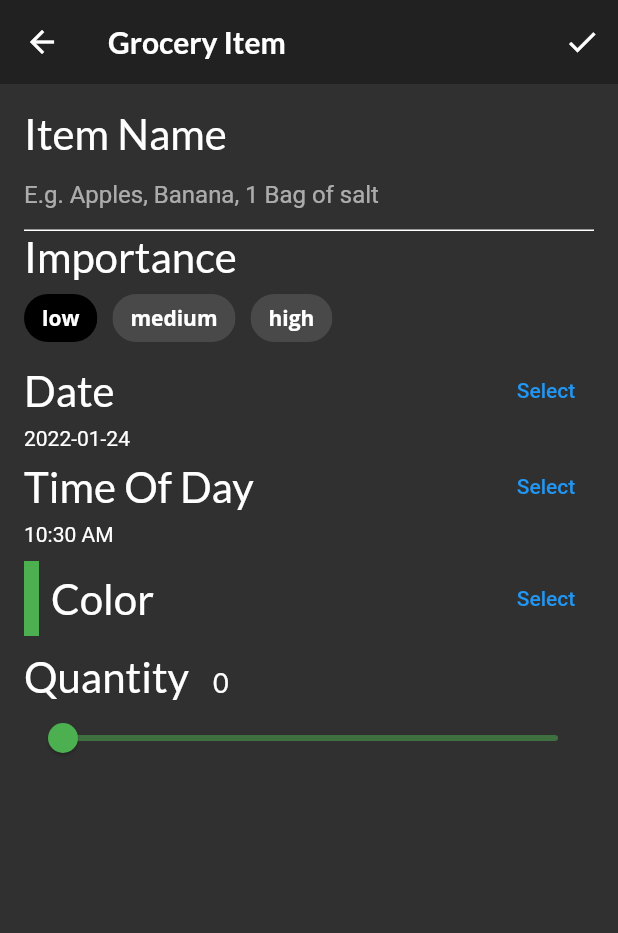
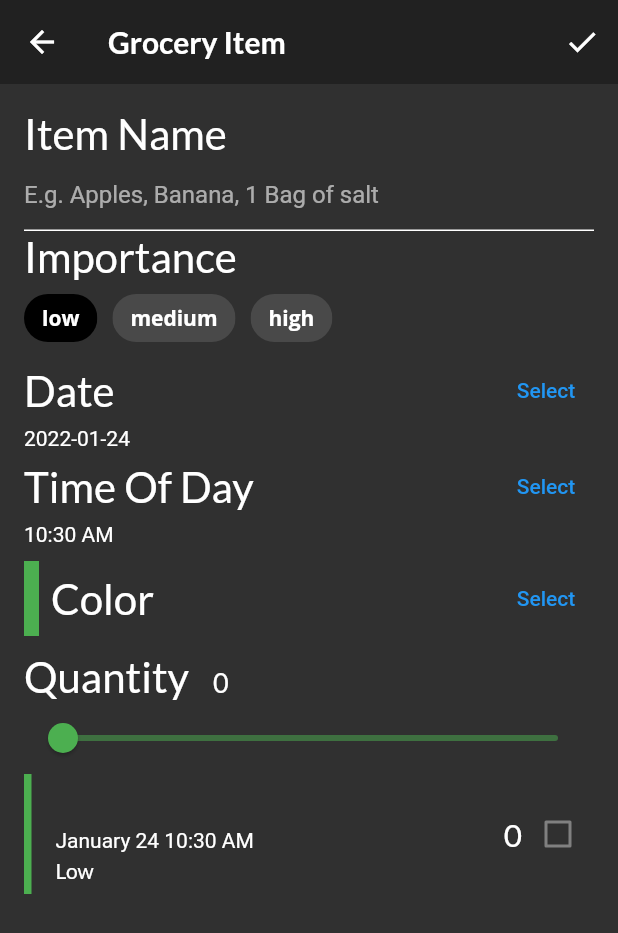
Before and after one commit to quo-vs/food_app, a Flutter app: the screen it shows after launch, item 3 of the bottom bar chosen, after a tap on the "add" icon, on a phone screen of 412 x 824 dp. Shown: the top 933 px of the screen. Run offline on Flutter 3.47's test engine with Material 2 defaults, Android fonts, the phone set to English and light mode, and no system bars; our stand-ins replace flutter_colorpicker, google_fonts.

Commit message:
Finished grocery item and list screens

```diff
--- a/lib/components/components.dart
+++ b/lib/components/components.dart
@@ -8,3 +8,4 @@ export 'friend_post_tile.dart';
 export 'friend_post_list_view.dart';
 export 'recipe_thumbnail.dart';
 export 'recipes_grid_view.dart';
+export 'grocery_tile.dart';
--- /dev/null
+++ b/lib/components/grocery_tile.dart
@@ -0,0 +1,119 @@
+import 'package:flutter/material.dart';
+import 'package:fooderlich/models/grocery_item.dart';
+import 'package:google_fonts/google_fonts.dart';
+import 'package:intl/intl.dart';
+
+class GroceryTile extends StatelessWidget {
+  final GroceryItem item;
+  final Function(bool?)? onComplete;
+  final TextDecoration textDecoration;
+
+  GroceryTile({Key? key, required this.item, this.onComplete})
+      : textDecoration =
+            item.isComplete ? TextDecoration.lineThrough : TextDecoration.none,
+        super(key: key);
+
+  @override
+  Widget build(BuildContext context) {
+    return SizedBox(
+      child: Row(
+        mainAxisAlignment: MainAxisAlignment.spaceBetween,
+        children: [
+          Row(
+            children: [
+              Container(
+                width: 5,
+                height: 80,
+                color: item.color,
+              ),
+              const SizedBox(
+                width: 16,
+              ),
+              Column(
+                mainAxisAlignment: MainAxisAlignment.center,
+                crossAxisAlignment: CrossAxisAlignment.start,
+                children: [
+                  Text(
+                    item.name,
+                    style: GoogleFonts.lato(
+                      decoration: textDecoration,
+                      fontSize: 21,
+                      fontWeight: FontWeight.bold,
+                    ),
+                  ),
+                  const SizedBox(
+                    height: 4,
+                  ),
+                  _buildDate(),
+                  const SizedBox(
+                    height: 4,
+                  ),
+                  _buildImportance(),
+                ],
+              )
+            ],
+          ),
+          Row(
+            children: [
+              Text(
+                item.quantity.toString(),
+                style: GoogleFonts.lato(
+                  decoration: textDecoration,
+                  fontSize: 21,
+                ),
+              ),
+              _buildCheckbox(),
+            ],
+          )
+        ],
+      ),
+    );
+  }
+
+  Widget _buildImportance() {
+    if (item.importance == Importance.low) {
+      return Text(
+        'Low',
+        style: GoogleFonts.lato(
+          decoration: textDecoration,
+        ),
+      );
+    } else if (item.importance == Importance.medium) {
+      return Text(
+        'Medium',
+        style: GoogleFonts.lato(
+          fontWeight: FontWeight.w800,
+          decoration: textDecoration,
+        ),
+      );
+    } else if (item.importance == Importance.high) {
+      return Text(
+        'High',
+        style: GoogleFonts.lato(
+          fontWeight: FontWeight.w900,
+          decoration: textDecoration,
+        ),
+      );
+    } else {
+      throw Exception('This importance type does not exist');
+    }
+  }
+
+  Widget _buildDate() {
+    final dateFormatter = DateFormat('MMMM dd h:mm a');
+    final dateString = dateFormatter.format(item.date);
+    return Text(
+      dateString,
+      style: TextStyle(
+        decoration: textDecoration,
+      ),
+    );
+  }
+
+  Widget _buildCheckbox() {
+    return Checkbox(
+      value: item.isComplete,
+      onChanged: onComplete,
+    );
+  }
+}
--- a/lib/home.dart
+++ b/lib/home.dart
@@ -30,7 +30,7 @@ class _HomeScreenState extends State<HomeScreen> {
               style: Theme.of(context).textTheme.headline6,
             ),
           ),
-          body: pages[tabManager.selectedTab],
+          body: IndexedStack(index: tabManager.selectedTab, children: pages),
           bottomNavigationBar: BottomNavigationBar(
             onTap: (index) {
               tabManager.goToTab(index);
--- a/lib/screens/grocery_item_screen.dart
+++ b/lib/screens/grocery_item_screen.dart
@@ -1,8 +1,10 @@
 import 'package:flutter/material.dart';
 import 'package:flutter_colorpicker/flutter_colorpicker.dart';
+import 'package:fooderlich/components/components.dart';
 import 'package:fooderlich/models/grocery_item.dart';
 import 'package:google_fonts/google_fonts.dart';
 import 'package:intl/intl.dart';
+import 'package:uuid/uuid.dart';
 
 class GroceryItemScreen extends StatefulWidget {
   final Function(GroceryItem) onCreate;
@@ -66,7 +68,28 @@ class _GroceryItemScreenState extends State<GroceryItemScreen> {
       appBar: AppBar(
         actions: [
           IconButton(
-            onPressed: () {},
+            onPressed: () {
+              final groceryItem = GroceryItem(
+                id: widget.originalItem?.id ?? const Uuid().v1(),
+                name: _nameController.text,
+                importance: _importance,
+                color: _currentColor,
+                quantity: _currentSliderValue,
+                date: DateTime(
+                  _dueDate.year,
+                  _dueDate.month,
+                  _dueDate.day,
+                  _timeOfDay.hour,
+                  _timeOfDay.minute,
+                ),
+              );
+
+              if (widget.isUpdating) {
+                widget.onUpdate(groceryItem);
+              } else {
+                widget.onCreate(groceryItem);
+              }
+            },
             icon: const Icon(Icons.check),
           )
         ],
@@ -90,6 +113,22 @@ class _GroceryItemScreenState extends State<GroceryItemScreen> {
             _buildColorPicker(context),
             const SizedBox(height: 10.0),
             _buildQuantityField(),
+            GroceryTile(
+              item: GroceryItem(
+                id: 'previewMode',
+                name: _name,
+                importance: _importance,
+                color: _currentColor,
+                quantity: _currentSliderValue,
+                date: DateTime(
+                  _dueDate.year,
+                  _dueDate.month,
+                  _dueDate.day,
+                  _timeOfDay.hour,
+                  _timeOfDay.minute,
+                ),
+              ),
+            ),
           ],
         ),
       ),
@@ -334,7 +373,8 @@ class _GroceryItemScreenState extends State<GroceryItemScreen> {
             setState(() {
               _currentSliderValue = value.toInt();
             });
-            })
+          },
+        ),
       ],
     );
   }
--- a/lib/screens/grocery_screen.dart
+++ b/lib/screens/grocery_screen.dart
@@ -2,6 +2,7 @@ import 'package:flutter/material.dart';
 import 'package:fooderlich/models/models.dart';
 import 'package:fooderlich/screens/empty_grocery_screen.dart';
 import 'package:fooderlich/screens/grocery_item_screen.dart';
+import 'package:fooderlich/screens/grocery_list_screen.dart';
 import 'package:provider/provider.dart';
 
 class GroceryScreen extends StatelessWidget {
@@ -11,7 +12,7 @@ class GroceryScreen extends StatelessWidget {
     return Consumer<GroceryManager>(
       builder: (context, manager, child) {
         if (manager.groceryItems.isNotEmpty) {
-          return Container();
+          return GroceryListScreen(manager: manager);
         } else {
           return const EmptyGroceryScreen();
         }
```
Also changed, not shown: lib/screens/grocery_list_screen.dart (added, +78 -0 lines). Lines whose indentation alone changed are shown as unchanged.
